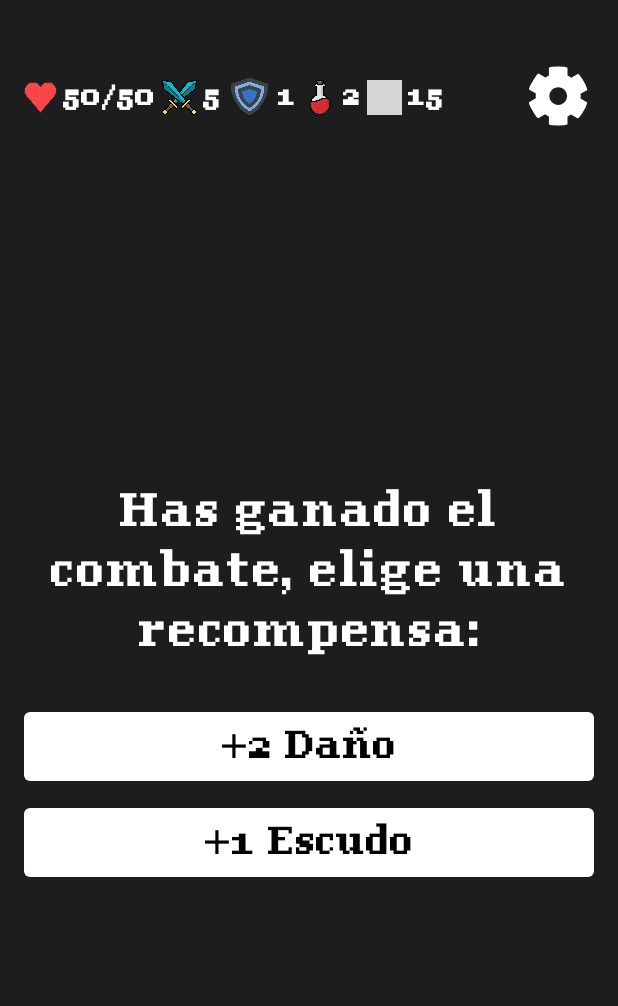
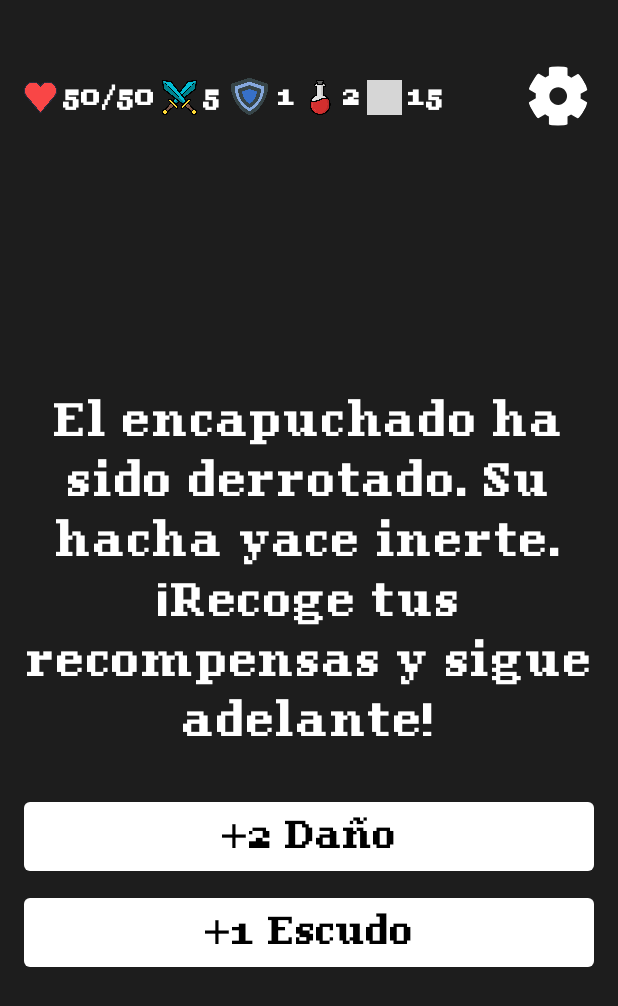
Before and after one commit to Osore66/DestinoInteractivo, an Android app built with Jetpack Compose: the Combat_002_Victory screen opened through its navigation route, on a phone screen of 412 x 824 dp. Shown: the top 1006 px of the screen. Run offline under Robolectric (Android 15) with nearby library versions, the phone set to English and light mode, and no system bars; our stand-ins replace Room's generated code; grey boxes are pictures that could not be loaded.

Commit message:
Añadidos textos y traducciones nuevas

```diff
--- a/app/src/main/java/com/example/destinointeractivo/screens/Combat_002_Victory.kt
+++ b/app/src/main/java/com/example/destinointeractivo/screens/Combat_002_Victory.kt
@@ -20,13 +20,9 @@ fun Combat_002_Victory(
     BackHandler { /* Evita retroceso */ }
 
     // Define los datos específicos para esta pantalla de victoria
-    val damage = 2
-    val shield = 1
-    val potion = 1
-    val heal = 15
     val victoryData = remember {
         VictoryScreenData(
-            messageTextResId = R.string.victoria_001_message,
+            messageTextResId = R.string.victoria_002_message,
             nextLevelRoute = AppScreens.Combat_003.route,
             rewardOptions = listOf(
                 VictoryRewardOption(R.string.victoria_002_damage, 2, StatType.DAMAGE),
--- a/app/src/main/java/com/example/destinointeractivo/screens/Combat_003_Victory.kt
+++ b/app/src/main/java/com/example/destinointeractivo/screens/Combat_003_Victory.kt
@@ -22,7 +22,7 @@ fun Combat_003_Victory(
     // Define los datos específicos para esta pantalla de victoria
     val victoryData = remember {
         VictoryScreenData(
-            messageTextResId = R.string.victoria_001_message,
+            messageTextResId = R.string.victoria_003_message,
             nextLevelRoute = AppScreens.Combat_004.route,
             rewardOptions = listOf(
                 VictoryRewardOption(R.string.victoria_001_damage, 1, StatType.DAMAGE),
--- a/app/src/main/res/values/strings.xml
+++ b/app/src/main/res/values/strings.xml
@@ -1,13 +1,11 @@
 <resources>
     <string name="app_name">Destino Interactivo</string>
 
-    <!-- Botones -->
     <string name="btn_continuar">Continuar</string>
     <string name="btn_nueva_partida">Nueva Partida</string>
     <string name="btn_ajustes">Ajustes</string>
     <string name="btn_volver_al_menu">Volver al Menú</string>
 
-    <!-- Ajustes -->
     <string name="ajustes_idioma">Idioma</string>
     <string name="ajustes_idioma_espanol">Español</string>
     <string name="ajustes_idioma_ingles">Inglés</string>
@@ -16,9 +14,8 @@
     <string name="ajustes_volumen_musica">Volumen música</string>
     <string name="ajustes_salir">Salir al menú</string>
 
-    <!-- Combate -->
     <string name="victoria_mensaje">¡Has vencido! Ahora puedes tomar nuevos caminos y probar otras opciones. ¿Te atreves a volver a comenzar?</string>
-    <string name="derrota_mensaje">¡Derrotado! Tu aventura termina aquí. Todo se reiniciará… pero siempre puedes intentarlo de nuevo.</string>
+    <string name="derrota_mensaje">¡Derrotado! Tu aventura termina aquí. Todo se reiniciará pero así puedes intentarlo de nuevo.</string>
     <string name="combate_atacar">Atacar</string>
     <string name="combate_defender">Defender</string>
     <string name="combate_pocion">Poción</string>
@@ -29,32 +26,30 @@
     <string name="combate_004">Un enemigo imponente y lleno de misterio aparece ante ti, claramente preparado para tu llegada. Su presencia es una amenaza real a tu seguridad. ¿Qué piensas hacer?</string>
     <string name="combate_005">Un ser oscuro y sobrenatural, surgido de un reino prohibido, se interpone entre tú y tu destino final. Este es el desafío definitivo. ¿Cómo piensas actuar?</string>
 
-    <!-- Victoria Combate -->
-    <string name="victoria_001_message">Has ganado el combate, elige una recompensa:</string>
+    <string name="victoria_001_message">¡Victoria aplastante! El torpe goblin ha caído. Reclama ahora tu merecida recompensa:</string>
     <string name="victoria_001_damage">+1 Daño</string>
     <string name="victoria_001_shield">+1 Escudo</string>
     <string name="victoria_001_potion">+1 Poción</string>
     <string name="victoria_001_heal">+15 Cura Poción</string>
 
-    <string name="victoria_002_message">Has ganado el combate, elige una recompensa:</string>
+    <string name="victoria_002_message">El encapuchado ha sido derrotado. Su hacha yace inerte. ¡Recoge tus recompensas y sigue adelante!</string>
     <string name="victoria_002_damage">+2 Daño</string>
     <string name="victoria_002_shield">+1 Escudo</string>
     <string name="victoria_002_potion">+1 Poción</string>
     <string name="victoria_002_heal">+15 Cura Poción</string>
 
-    <string name="victoria_003_message">Has ganado el combate, elige una recompensa:</string>
+    <string name="victoria_003_message">¡El majestuoso dragón ha sido vencido! Sus escamas ahora yacen en el suelo. Elige una recompensa por tu valentía:</string>
     <string name="victoria_003_damage">+1 Daño</string>
     <string name="victoria_003_shield">+1 Escudo</string>
     <string name="victoria_003_potion">+1 Poción</string>
     <string name="victoria_003_heal">+15 Cura Poción</string>
 
-    <string name="victoria_004_message">Has ganado el combate. Prepárate para el desafío final. Elige una recompensa:</string>
+    <string name="victoria_004_message">Has derrotado a un poderoso adversario. ¡Felicidades! Este era el desafío final, y tu victoria te abre el camino. Elige tu recompensa:</string>
     <string name="victoria_004_damage">+2 Daño</string>
     <string name="victoria_004_shield">+1 Escudo</string>
     <string name="victoria_004_potion">+1 Poción</string>
     <string name="victoria_004_heal">+15 Cura Poción</string>
 
-   <!--Elección armas -->
     <string name="weapon_selection_message">Bienvenido, aventurero. Elige el arma con la que deseas comenzar tu aventura:</string>
     <string name="weapon_mandoble">Mandoble:\n+2 Daño</string>
     <string name="weapon_espada_escudo">Espada y escudo:\n+1 Daño, +1 Escudo</string>
```
Also changed, not shown: app/src/main/java/com/example/destinointeractivo/StringResources.kt (+11 -11 lines), 1 other file.
